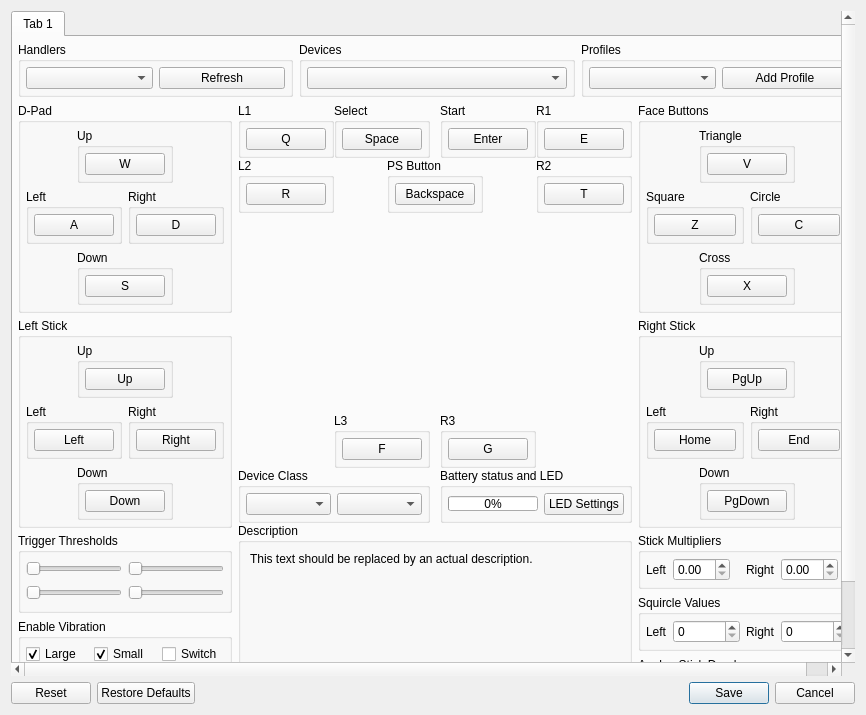
First picture: the form in rpcs3/rpcs3qt/pad_settings_dialog.ui, repository RPCS3/rpcs3, before the edit.
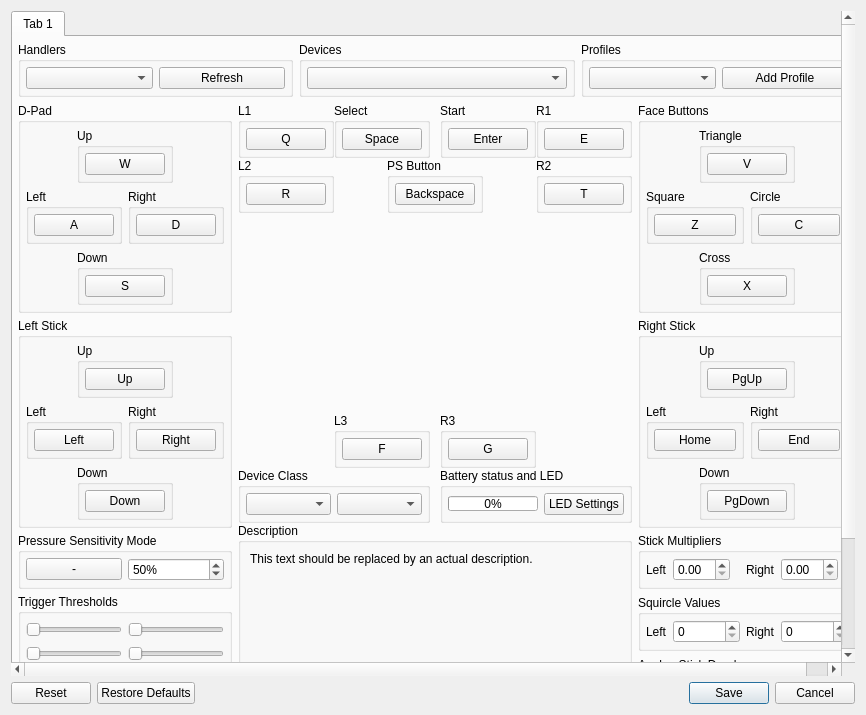
Second picture: the form after the edit. Icons and pictures are not drawn.

Commit message: input: Add pressure sensitivity button

Diff of the .ui file:
```diff
--- a/rpcs3/rpcs3qt/pad_settings_dialog.ui
+++ b/rpcs3/rpcs3qt/pad_settings_dialog.ui
@@ -641,6 +641,47 @@
               </layout>
              </widget>
             </item>
+            <item>
+             <widget class="QGroupBox" name="gb_pressure_intensity">
+              <property name="title">
+               <string>Pressure Sensitivity Mode</string>
+              </property>
+              <layout class="QHBoxLayout" name="pressure_intensity_layout">
+               <property name="leftMargin">
+                <number>5</number>
+               </property>
+               <property name="topMargin">
+                <number>5</number>
+               </property>
+               <property name="rightMargin">
+                <number>5</number>
+               </property>
+               <property name="bottomMargin">
+                <number>5</number>
+               </property>
+               <item>
+                <widget class="QPushButton" name="b_pressure_intensity">
+                 <property name="text">
+                  <string>-</string>
+                 </property>
+                </widget>
+               </item>
+               <item>
+                <widget class="QSpinBox" name="sb_pressure_intensity">
+                 <property name="suffix">
+                  <string>%</string>
+                 </property>
+                 <property name="maximum">
+                  <number>100</number>
+                 </property>
+                 <property name="value">
+                  <number>50</number>
+                 </property>
+                </widget>
+               </item>
+              </layout>
+             </widget>
+            </item>
             <item>
              <widget class="QStackedWidget" name="left_stack">
               <property name="lineWidth">
```
The commit also changes 16 other files.
